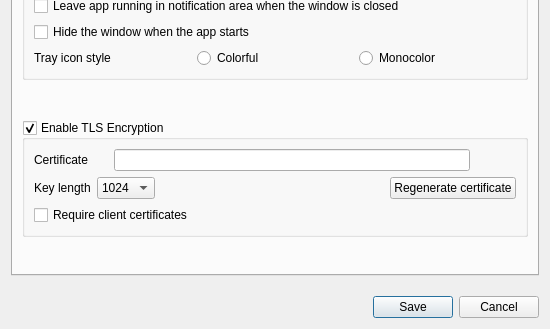
First picture: the form in src/apps/deskflow-gui/dialogs/SettingsDialog.ui, repository deskflow/deskflow, before the edit; both pictures show x 0 to 550 and y 283 to 612 of the 550 by 612 pixel window.
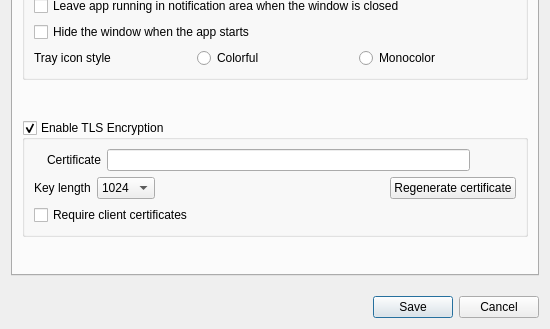
Second picture: the form after the edit. Icons and pictures are not drawn.

Commit message: fix: SetttingsDialog KeySize Combobox does not set key length fixes #8380

The edit to the form file:
```diff
--- a/src/apps/deskflow-gui/dialogs/SettingsDialog.ui
+++ b/src/apps/deskflow-gui/dialogs/SettingsDialog.ui
@@ -163,6 +163,13 @@
              <property name="bottomMargin">
               <number>0</number>
              </property>
+             <item>
+              <widget class="QLabel" name="lblTlsCertInfo">
+               <property name="text">
+                <string notr="true"/>
+               </property>
+              </widget>
+             </item>
              <item>
               <widget class="QLabel" name="lblTlsCert">
                <property name="sizePolicy">
@@ -176,22 +183,6 @@
                </property>
               </widget>
              </item>
-             <item>
-              <spacer name="horizontalSpacer_3">
-               <property name="orientation">
-                <enum>Qt::Orientation::Horizontal</enum>
-               </property>
-               <property name="sizeType">
-                <enum>QSizePolicy::Policy::Minimum</enum>
-               </property>
-               <property name="sizeHint" stdset="0">
-                <size>
-                 <width>20</width>
-                 <height>20</height>
-                </size>
-               </property>
-              </spacer>
-             </item>
              <item>
               <widget class="QLineEdit" name="lineTlsCertPath">
                <property name="minimumSize">
```
The commit also changes 2 other files.
